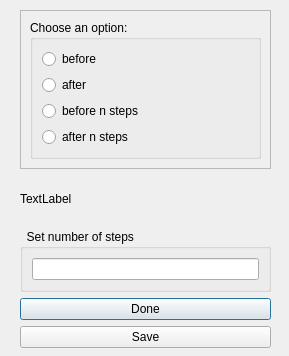
ariannabettin/FYPArianna, file beforeafter.ui: the form before one commit.
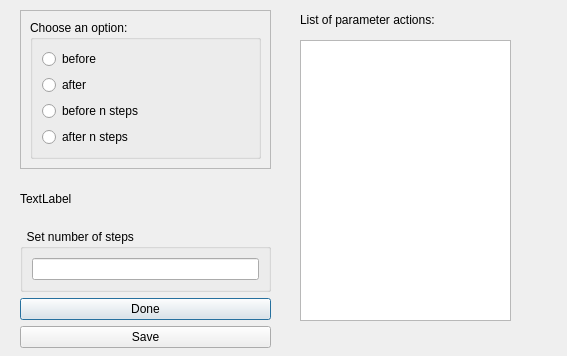
The form after the commit.

The edit to the form file:
```diff
--- a/beforeafter.ui
+++ b/beforeafter.ui
@@ -6,7 +6,7 @@
    <rect>
     <x>0</x>
     <y>0</y>
-    <width>289</width>
+    <width>567</width>
     <height>356</height>
    </rect>
   </property>
@@ -111,6 +111,29 @@
     </item>
    </layout>
   </widget>
+  <widget class="QLabel" name="label">
+   <property name="geometry">
+    <rect>
+     <x>300</x>
+     <y>10</y>
+     <width>201</width>
+     <height>20</height>
+    </rect>
+   </property>
+   <property name="text">
+    <string>List of parameter actions:</string>
+   </property>
+  </widget>
+  <widget class="QListWidget" name="list">
+   <property name="geometry">
+    <rect>
+     <x>300</x>
+     <y>40</y>
+     <width>211</width>
+     <height>281</height>
+    </rect>
+   </property>
+  </widget>
  </widget>
  <resources/>
  <connections/>
```
